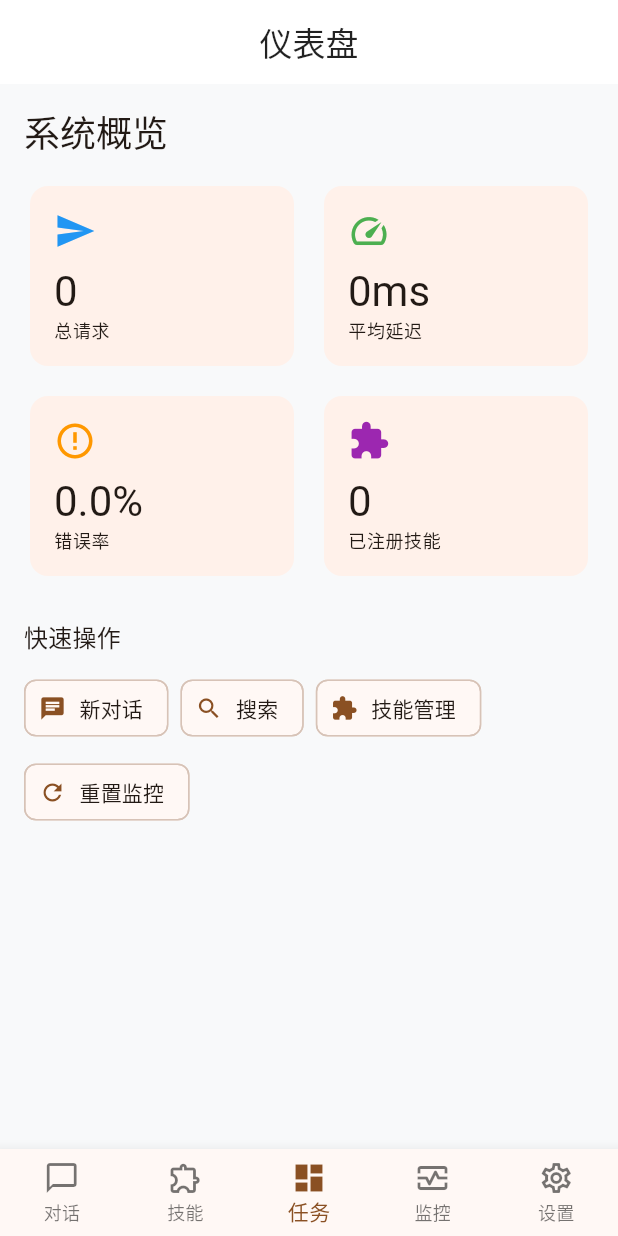
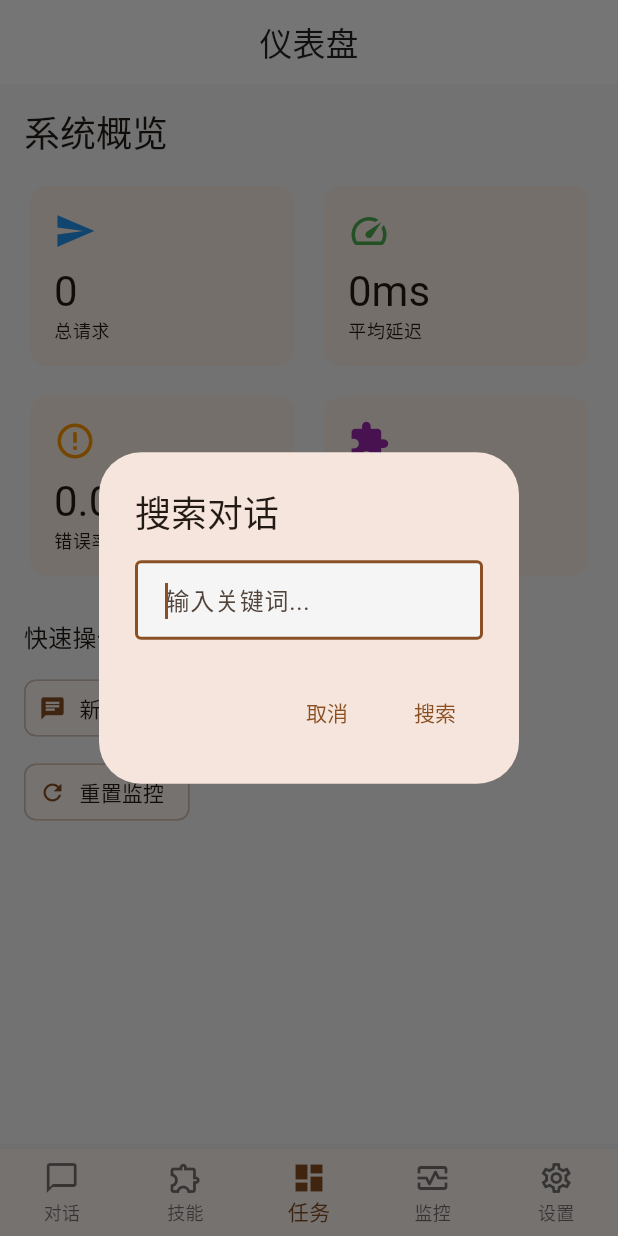
Before and after one commit to aiartist-karl/xiaosu-app, a Flutter app: the screen it shows after launch, item 3 of the bottom bar chosen, after a tap on "搜索", on a phone screen of 412 x 824 dp. Run offline on Flutter 3.47's test engine with Material 3 defaults, Android fonts, the light colour scheme and no system bars; our stand-ins replace connectivity_plus, equatable, flutter_markdown, flutter_riverpod, flutter_secure_storage, go_router and 2 more; missing offline and left inert: encrypt; accounts and stored records are empty.

Commit message:
fix: 修复仪表盘4个空壳按钮功能 v2.3.0

```diff
--- a/lib/presentation/dashboard/dashboard_screen.dart
+++ b/lib/presentation/dashboard/dashboard_screen.dart
@@ -3,13 +3,21 @@
 // ============================================================================
 
 import 'package:flutter/material.dart';
+import 'package:flutter/services.dart';
+import 'package:go_router/go_router.dart';
 import '../../services/performance/performance_monitor.dart';
 import '../../core/skill/skill_registry.dart';
+import '../../core/chat_engine.dart';
 
 /// 仪表盘 - 系统概览
-class DashboardScreen extends StatelessWidget {
+class DashboardScreen extends StatefulWidget {
   const DashboardScreen({super.key});
 
+  @override
+  State<DashboardScreen> createState() => _DashboardScreenState();
+}
+
+class _DashboardScreenState extends State<DashboardScreen> {
   @override
   Widget build(BuildContext context) {
     final monitor = PerformanceMonitor.instance;
@@ -45,15 +53,74 @@ class DashboardScreen extends StatelessWidget {
             Wrap(
               spacing: 8, runSpacing: 8,
               children: [
-                ActionChip(label: const Text('新对话'), avatar: const Icon(Icons.chat, size: 18), onPressed: () {}),
-                ActionChip(label: const Text('搜索'), avatar: const Icon(Icons.search, size: 18), onPressed: () {}),
-                ActionChip(label: const Text('技能管理'), avatar: const Icon(Icons.extension, size: 18), onPressed: () {}),
-                ActionChip(label: const Text('重置监控'), avatar: const Icon(Icons.refresh, size: 18), onPressed: () { monitor.reset(); }),
+                ActionChip(
+                  label: const Text('新对话'),
+                  avatar: const Icon(Icons.chat, size: 18),
+                  onPressed: () {
+                    final id = DateTime.now().millisecondsSinceEpoch.toString();
+                    ChatEngine.instance.setActiveConversation(id);
+                    context.pushNamed('chat', pathParameters: {'conversationId': id});
+                  },
+                ),
+                ActionChip(
+                  label: const Text('搜索'),
+                  avatar: const Icon(Icons.search, size: 18),
+                  onPressed: () => _showSearchDialog(context),
+                ),
+                ActionChip(
+                  label: const Text('技能管理'),
+                  avatar: const Icon(Icons.extension, size: 18),
+                  onPressed: () => context.pushNamed('skill-manager'),
+                ),
+                ActionChip(
+                  label: const Text('重置监控'),
+                  avatar: const Icon(Icons.refresh, size: 18),
+                  onPressed: () {
+                    monitor.reset();
+                    setState(() {});
+                  },
+                ),
               ],
             ),
           ],
         ),
       ),
+    );
+  }
+
+  void _showSearchDialog(BuildContext context) {
+    showDialog(
+      context: context,
+      builder: (dialogCtx) {
+        final TextEditingController controller = TextEditingController();
+        return AlertDialog(
+          title: const Text('搜索对话'),
+          content: TextField(
+            controller: controller,
+            autofocus: true,
+            decoration: const InputDecoration(
+              hintText: '输入关键词...',
+              border: OutlineInputBorder(),
+            ),
+          ),
+          actions: [
+            TextButton(onPressed: () => Navigator.pop(dialogCtx), child: const Text('取消')),
+            TextButton(
+              onPressed: () {
+                Navigator.pop(dialogCtx);
+                final query = controller.text.trim();
+                if (query.isNotEmpty) {
+                  final results = ChatEngine.instance.search(query);
+                  ScaffoldMessenger.of(context).showSnackBar(
+                    SnackBar(content: Text('找到 ${results.length} 条相关消息')),
+                  );
+                }
+              },
+              child: const Text('搜索'),
+            ),
+          ],
+        );
+      },
     );
   }
 }
```
